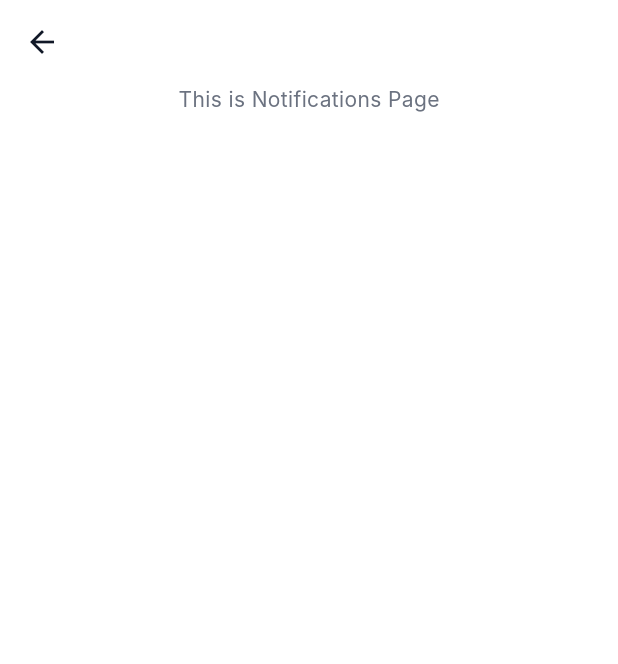
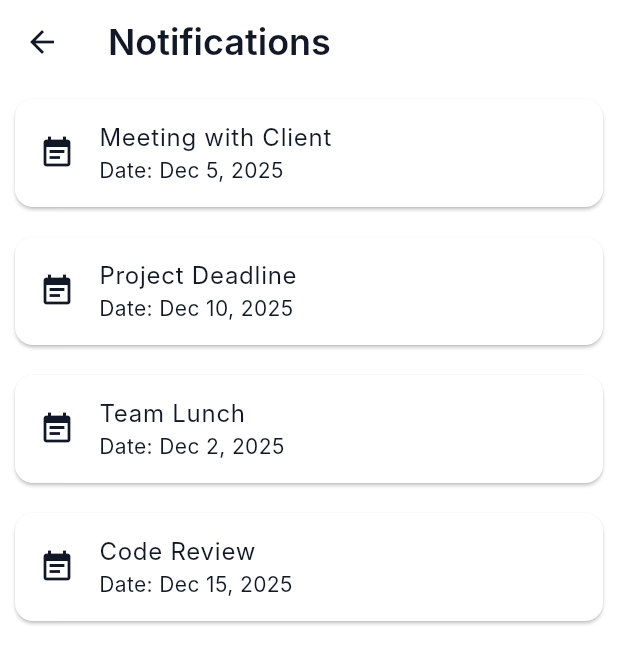
Before and after one commit to Mohakerdi/AlMekhtar, a Flutter app: the screen it shows after launch, after a tap on the "notifications none" icon, on a phone screen of 412 x 824 dp. Shown: the top 664 px of the screen. Run offline on Flutter 3.47's test engine with Material 3 defaults, Android fonts, the light colour scheme and no system bars; our stand-ins replace carousel_slider, flutter_feather_icons, font_awesome_flutter, line_awesome_flutter, material_design_icons_flutter; Roboto replaces fonts that are missing (Inter).

Commit message:
creating basic card model&& data and show basic notifications screen

```diff
--- a/lib/Features/user/home/screens/tabs.dart
+++ b/lib/Features/user/home/screens/tabs.dart
@@ -31,7 +31,6 @@ class _TabsState extends State<Tabs> {
 
   @override
   Widget build(BuildContext context) {
-
     Widget activePage = HomeScreen();
     var activePageTitle = 'Home';
 
@@ -65,9 +64,7 @@ class _TabsState extends State<Tabs> {
           IconButton(
             onPressed: () {
               Navigator.of(context).push(
-                MaterialPageRoute(
-                  builder: (builder) => const NotificationsScreen(),
-                ),
+                MaterialPageRoute(builder: (builder) => NotificationsScreen()),
               );
             },
             icon: const Icon(Icons.notifications_none),
--- a/lib/Features/user/notifications/screens/notifications_screen.dart
+++ b/lib/Features/user/notifications/screens/notifications_screen.dart
@@ -1,14 +1,35 @@
 import 'package:flutter/material.dart';
+import 'package:intl/intl.dart';
+import 'package:mabeet/data/models/card_model.dart';
+import 'package:mabeet/data/repos/dummy_card_data.dart';
 
 class NotificationsScreen extends StatelessWidget {
-  const NotificationsScreen({super.key});
+  NotificationsScreen({super.key});
+
+  final List<CardModel> cards = dummyCards;
 
   @override
   Widget build(BuildContext context) {
     return Scaffold(
-      appBar: AppBar(),
-      body: SingleChildScrollView(
-        child: Center(child: Text('This is Notifications Page')),
+      appBar: AppBar(
+        title: Text("Notifications"),
+      ), // Added a title for better UI
+      // REMOVED SingleChildScrollView
+      body: ListView.builder(
+        itemCount: cards.length,
+        itemBuilder: (context, index) {
+          final item = cards[index];
+          final formattedDate = DateFormat.yMMMd().format(item.date);
+
+          return Card(
+            margin: EdgeInsets.all(10),
+            child: ListTile(
+              leading: Icon(Icons.event_note),
+              title: Text(item.title),
+              subtitle: Text("Date: $formattedDate"),
+            ),
+          );
+        },
       ),
     );
   }
--- a/lib/Features/user/profile/screens/history/widgets/history_showdetails.dart
+++ b/lib/Features/user/profile/screens/history/widgets/history_showdetails.dart
@@ -12,7 +12,7 @@ class HistoryShowDetails extends StatelessWidget {
         ListTile(
           leading: Icon(Icons.palette, color: Colors.deepPurple),
           title: Text('Switched to Dark Mode'),
-          subtitle: Text('2 hours ago'),
+          subtitle: Text('2 hours ago'), //fawzy
         ),
         ListTile(
           leading: Icon(Icons.person, color: Colors.deepPurple),
--- /dev/null
+++ b/lib/data/models/card_model.dart
@@ -0,0 +1,6 @@
+class CardModel {
+  final String title;
+  final DateTime date;
+  final String id;
+  CardModel({required this.title, required this.date, required this.id});
+}
--- /dev/null
+++ b/lib/data/repos/dummy_card_data.dart
@@ -0,0 +1,20 @@
+import 'package:mabeet/data/models/card_model.dart';
+
+final List<CardModel> dummyCards = [
+  CardModel(
+    id: "1",
+    title: "Meeting with Client",
+    date: DateTime.now().add(Duration(days: 1)),
+  ),
+  CardModel(id: "2", title: "Project Deadline", date: DateTime(2025, 12, 10)),
+  CardModel(
+    id: "3",
+    title: "Team Lunch",
+    date: DateTime.now().subtract(Duration(days: 2)),
+  ),
+  CardModel(
+    id: "4",
+    title: "Code Review",
+    date: DateTime(2025, 12, 15, 14, 30),
+  ),
+];
```
